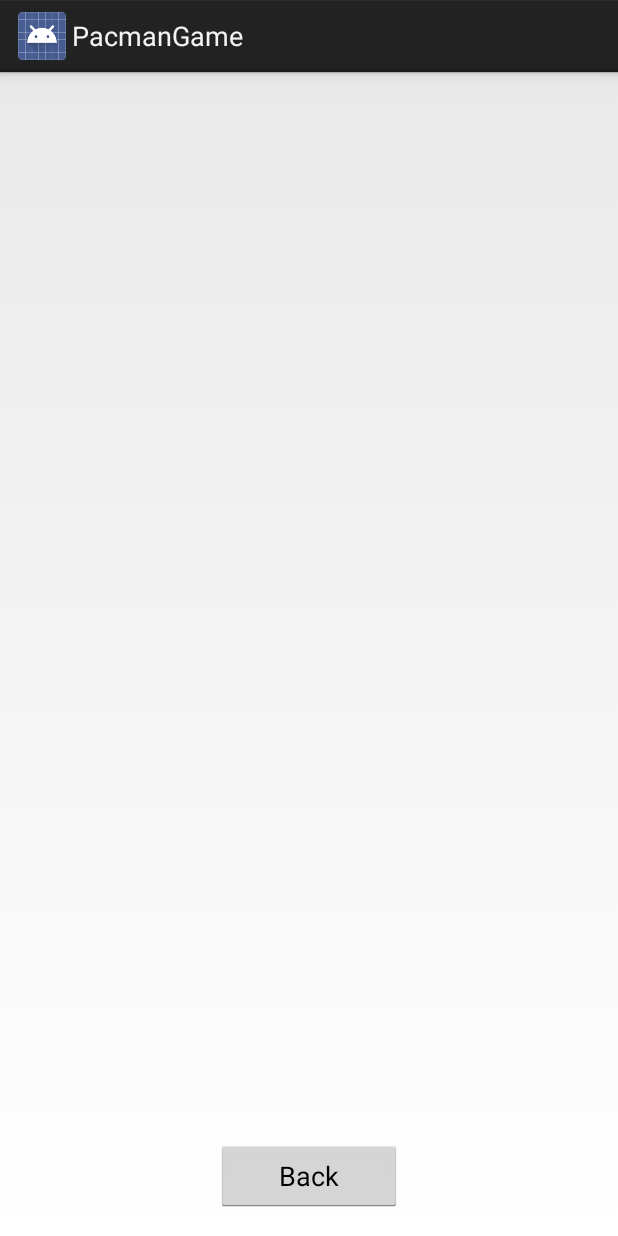
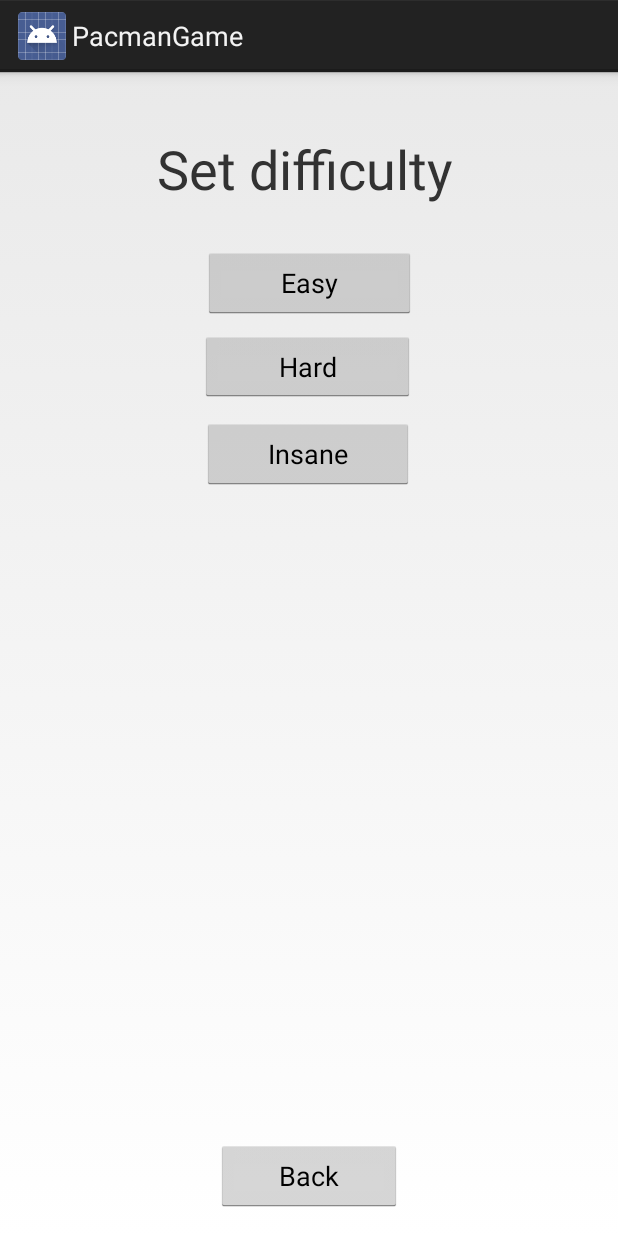
Before and after one commit to DavYd123/TamzIIProject, an Android app: the Settings screen opened directly, with no data from a screen before it, on a phone screen of 412 x 824 dp. Run offline under Robolectric (Android 15) with nearby library versions, the phone set to English and light mode, and no system bars.

Commit message:
Setting difficulty

```diff
--- a/app/src/main/java/com/example/david/pacmangame/NewGame.java
+++ b/app/src/main/java/com/example/david/pacmangame/NewGame.java
@@ -7,6 +7,7 @@ import android.graphics.Bitmap;
 import android.graphics.BitmapFactory;
 import android.graphics.Canvas;
 import android.graphics.Rect;
+import android.preference.PreferenceManager;
 import android.util.AttributeSet;
 import android.util.Log;
 import android.view.MotionEvent;
@@ -19,6 +20,7 @@ import java.util.Arrays;
 import java.util.Random;
 
 import static android.content.Context.MODE_PRIVATE;
+import static com.example.david.pacmangame.Settings.diff;
 
 public class NewGame extends View
 {
@@ -112,6 +114,8 @@ public class NewGame extends View
     static String score22[];
     static String finalni;
 
+    static int difficulty = 15;
+
     void init(Context context)
     {
         bmp = new Bitmap[21];
@@ -176,6 +180,9 @@ public class NewGame extends View
             throw new Error("Level load failed");
         }
     }
+
+    SharedPreferences mPrefs = PreferenceManager.getDefaultSharedPreferences(this.getContext());
+    int score2 = mPrefs.getInt("1", diff);
 
     public static void switchLevel1()
     {
@@ -335,7 +342,7 @@ public class NewGame extends View
 
         // move ghost up
         // delay movement
-        if(x == 5)
+        if(x == score2)
         {
             if (n == 0)
             {
--- a/app/src/main/java/com/example/david/pacmangame/Settings.java
+++ b/app/src/main/java/com/example/david/pacmangame/Settings.java
@@ -2,11 +2,16 @@ package com.example.david.pacmangame;
 
 import android.app.Activity;
 import android.content.Intent;
+import android.content.SharedPreferences;
 import android.os.Bundle;
+import android.preference.PreferenceManager;
+import android.util.Log;
 import android.view.View;
 
 public class Settings extends Activity
 {
+    public static int diff = 0;
+
     @Override
     protected void onCreate(Bundle savedInstanceState)
     {
@@ -23,5 +28,56 @@ public class Settings extends Activity
                 Settings.this.startActivity(backMenu2);
             }
         });
+
+        View easy = findViewById(R.id.button);
+
+        easy.setOnClickListener(new View.OnClickListener()
+        {
+            public void onClick(View v)
+            {
+                diff = 15;
+
+                SharedPreferences mPrefs = PreferenceManager.getDefaultSharedPreferences(getApplicationContext());
+                SharedPreferences.Editor editor = mPrefs.edit();
+                editor.putInt("1", diff);
+                editor.commit();
+
+                Log.d("Difficulty", "easy " + diff);
+            }
+        });
+
+        View hard = findViewById(R.id.button2);
+
+        hard.setOnClickListener(new View.OnClickListener()
+        {
+            public void onClick(View v)
+            {
+                diff = 5;
+
+                SharedPreferences mPrefs = PreferenceManager.getDefaultSharedPreferences(getApplicationContext());
+                SharedPreferences.Editor editor = mPrefs.edit();
+                editor.putInt("1", diff);
+                editor.commit();
+
+                Log.d("Difficulty", "hard " + diff);
+            }
+        });
+
+        View insane = findViewById(R.id.button2);
+
+        insane.setOnClickListener(new View.OnClickListener()
+        {
+            public void onClick(View v)
+            {
+                diff = 1;
+
+                SharedPreferences mPrefs = PreferenceManager.getDefaultSharedPreferences(getApplicationContext());
+                SharedPreferences.Editor editor = mPrefs.edit();
+                editor.putInt("1", diff);
+                editor.commit();
+
+                Log.d("Difficulty", "insane" + diff);
+            }
+        });
     }
 }
--- a/app/src/main/res/layout/activity_settings.xml
+++ b/app/src/main/res/layout/activity_settings.xml
@@ -16,4 +16,67 @@
         app:layout_constraintEnd_toEndOf="parent"
         app:layout_constraintStart_toStartOf="parent" />
 
+    <Button
+        android:id="@+id/button"
+        android:layout_width="142dp"
+        android:layout_height="wrap_content"
+        android:layout_marginStart="8dp"
+        android:layout_marginLeft="8dp"
+        android:layout_marginTop="28dp"
+        android:layout_marginEnd="8dp"
+        android:layout_marginRight="8dp"
+        android:text="Easy"
+        app:layout_constraintEnd_toEndOf="parent"
+        app:layout_constraintStart_toStartOf="parent"
+        app:layout_constraintTop_toBottomOf="@+id/textView3" />
+
+    <Button
+        android:id="@+id/button2"
+        android:layout_width="143dp"
+        android:layout_height="47dp"
+        android:layout_marginStart="8dp"
+        android:layout_marginLeft="8dp"
+        android:layout_marginTop="8dp"
+        android:layout_marginEnd="8dp"
+        android:layout_marginRight="8dp"
+        android:text="Hard"
+        app:layout_constraintEnd_toEndOf="parent"
+        app:layout_constraintHorizontal_bias="0.497"
+        app:layout_constraintStart_toStartOf="parent"
+        app:layout_constraintTop_toBottomOf="@+id/button" />
+
+    <Button
+        android:id="@+id/button3"
+        android:layout_width="141dp"
+        android:layout_height="wrap_content"
+        android:layout_marginStart="8dp"
+        android:layout_marginLeft="8dp"
+        android:layout_marginTop="8dp"
+        android:layout_marginEnd="8dp"
+        android:layout_marginRight="8dp"
+        android:layout_marginBottom="8dp"
+        android:text="Insane"
+        app:layout_constraintBottom_toTopOf="@+id/backButton2"
+        app:layout_constraintEnd_toEndOf="parent"
+        app:layout_constraintHorizontal_bias="0.497"
+        app:layout_constraintStart_toStartOf="parent"
+        app:layout_constraintTop_toBottomOf="@+id/button2"
+        app:layout_constraintVertical_bias="0.006" />
+
+    <TextView
+        android:id="@+id/textView3"
+        android:layout_width="wrap_content"
+        android:layout_height="wrap_content"
+        android:layout_marginStart="36dp"
+        android:layout_marginLeft="36dp"
+        android:layout_marginTop="40dp"
+        android:layout_marginEnd="8dp"
+        android:layout_marginRight="8dp"
+        android:text="Set difficulty"
+        android:textSize="36sp"
+        app:layout_constraintEnd_toEndOf="parent"
+        app:layout_constraintHorizontal_bias="0.401"
+        app:layout_constraintStart_toStartOf="parent"
+        app:layout_constraintTop_toTopOf="parent" />
+
 </android.support.constraint.ConstraintLayout>
--- a/app/src/main/res/raw/levels.txt
+++ b/app/src/main/res/raw/levels.txt
@@ -5,7 +5,7 @@
  4 5 4 4 5 4 5 4 4 4 5 4 5 4 4 5 4
  4 5 5 5 5 4 5 5 4 5 5 4 5 5 5 5 4
  4 4 4 4 5 4 4 15 4 15 4 4 5 4 4 4 4
- 15 15 15 4 5 4 15 15 14 15 15 4 5 4 15 15 15
+ 15 15 15 4 5 4 15 15 15 15 15 4 5 4 15 15 15
  4 4 4 4 5 4 15 4 15 4 15 4 5 4 4 4 4
  7 15 15 15 5 15 15 4 10 4 15 15 5 15 15 15 8
  4 4 4 4 5 4 15 4 4 4 15 4 5 4 4 4 4
@@ -24,7 +24,7 @@
  4 5 4 4 5 4 5 4 4 4 5 4 5 4 4 5 4
  4 5 5 5 5 4 5 5 4 5 5 4 5 5 5 5 4
  4 4 4 4 5 4 4 15 4 15 4 4 5 4 4 4 4
- 15 15 15 4 5 4 15 15 14 15 15 4 5 4 15 15 15
+ 15 15 15 4 5 4 15 15 15 15 15 4 5 4 15 15 15
  4 4 4 4 5 4 15 4 15 4 15 4 5 4 4 4 4
  7 15 15 15 5 15 15 4 10 4 15 15 5 15 15 15 8
  4 4 4 4 5 4 15 4 4 4 15 4 5 4 4 4 4
```
